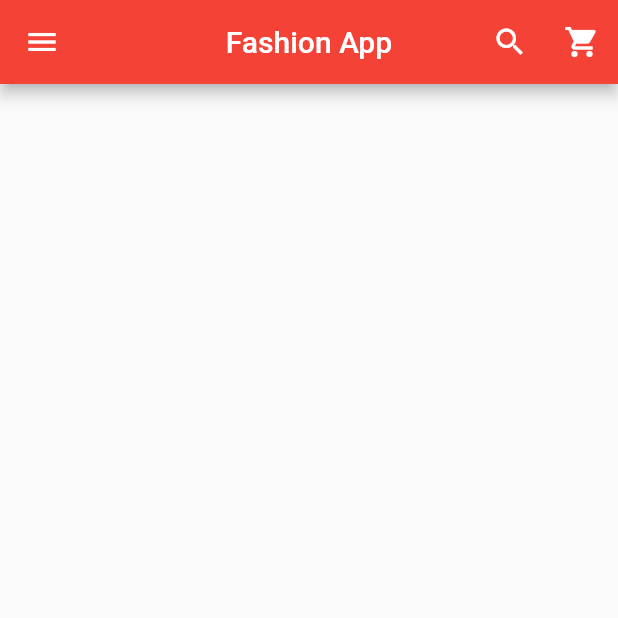
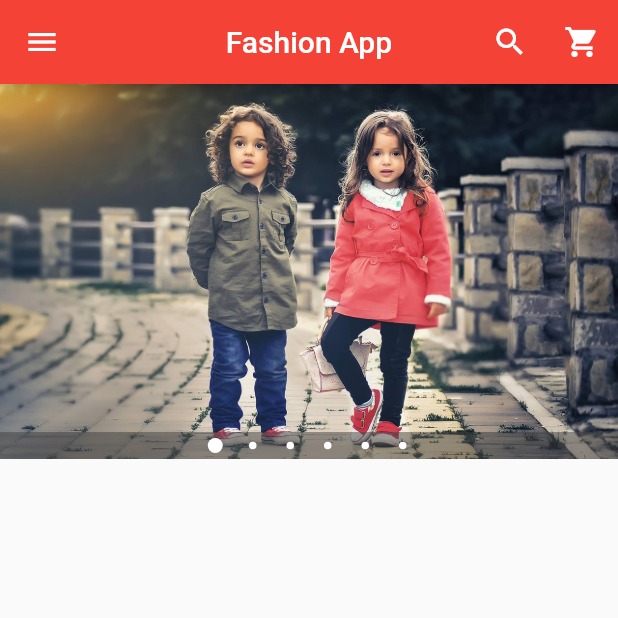
Before and after one commit to saurabhcool001/fashion, a Flutter app: the screen it shows after launch, on a phone screen of 412 x 824 dp, the top half of it. Run offline on Flutter 3.47's test engine with Material 2 defaults, Android fonts, the phone set to English and light mode, and no system bars; drawn by our look-alikes of carousel_pro.

Commit message:
Fashion 7.0 Carousel Creation using Carousel Pro plugin

```diff
--- a/lib/home.dart
+++ b/lib/home.dart
@@ -1,4 +1,5 @@
 import 'package:flutter/material.dart';
+import 'package:carousel_pro/carousel_pro.dart';
 
 class HomePage extends StatefulWidget {
   @override
@@ -8,6 +9,26 @@ class HomePage extends StatefulWidget {
 class _HomePageState extends State<HomePage> {
   @override
   Widget build(BuildContext context) {
+    Widget imageCarousel = new Container(
+      height: 250.0,
+      child: new Carousel(
+        boxFit: BoxFit.cover,
+        images: [
+          AssetImage("images/c1.jpg"),
+          AssetImage("images/m1.jpeg"),
+          AssetImage("images/m2.jpg"),
+          AssetImage("images/w1.jpeg"),
+          AssetImage("images/w3.jpeg"),
+          AssetImage("images/w4.jpeg"),
+        ],
+        autoplay: false,
+        animationCurve: Curves.fastOutSlowIn,
+        autoplayDuration: Duration(milliseconds: 1000),
+        dotSize: 5.0,
+        indicatorBgPadding: 4.0,
+      ),
+    );
+
     return Scaffold(
         appBar: AppBar(
             backgroundColor: Colors.red,
@@ -76,22 +97,26 @@ class _HomePageState extends State<HomePage> {
               Divider(),
 
               InkWell(
-              onTap: (){},
+                onTap: () {},
                 child: ListTile(
                   title: Text("Settings"),
-                leading: Icon(Icons.settings),
+                  leading: Icon(Icons.settings, color: Colors.green),
                 ),
               ),
               InkWell(
-              onTap: (){},
+                onTap: () {},
                 child: ListTile(
                   title: Text("About"),
-                leading: Icon(Icons.help),
+                  leading: Icon(Icons.help, color: Colors.red),
                 ),
               ),
             ],
           ),
         ),
-    );
+        body: new ListView(
+          children: <Widget>[
+            imageCarousel
+          ],
+        ));
   }
 }
```
Also changed, not shown: pubspec.yaml (+8 -0 lines), images/cats/accessories.png (added), images/cats/dress.png (added), images/cats/formal.png (added), images/cats/informal.png (added), images/cats/jeans.png (added), images/cats/shoe.png (added), images/cats/tshirt.png (added), images/products/blazer1.jpeg (added), images/products/blazer2.jpeg (added), images/products/dress1.jpeg (added), images/products/dress2.jpeg (added), images/products/hills1.jpeg (added), images/products/hills2.jpeg (added), 6 more files. Lines whose indentation alone changed are shown as unchanged.
